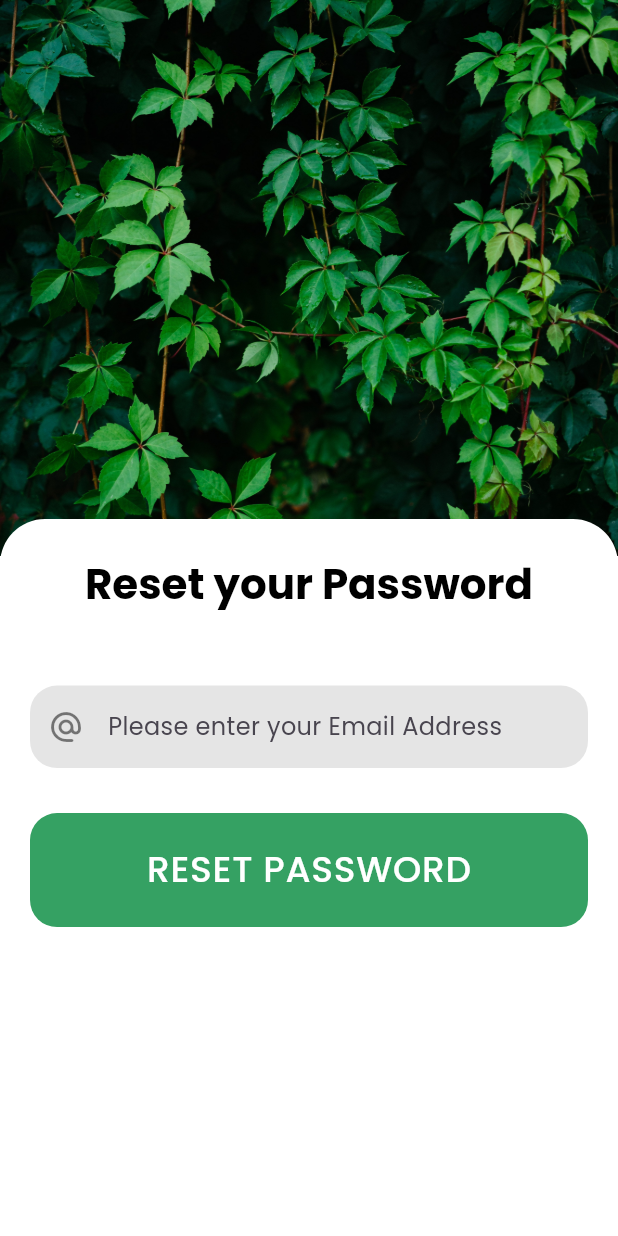
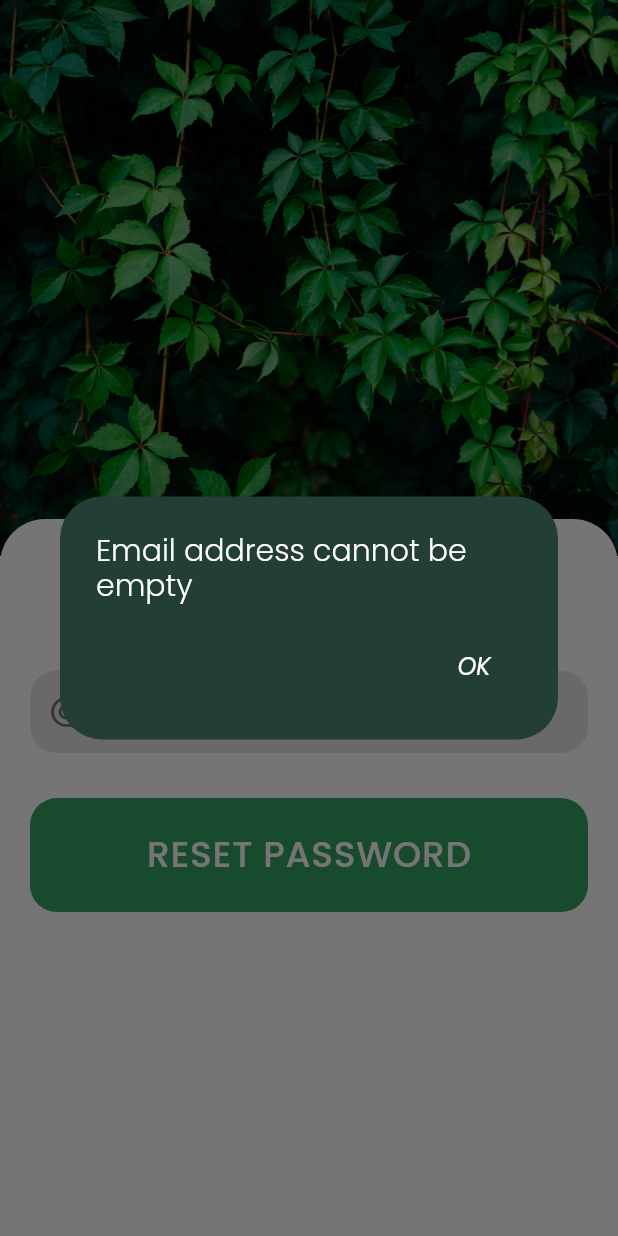
Before and after one commit to GeroStoewe/plant_friends, a Flutter app: the ForgotPasswordPage screen opened directly, after a tap on "RESET PASSWORD", on a phone screen of 412 x 824 dp. Run offline on Flutter 3.47's test engine with Material 3 defaults, Android fonts, the phone set to English and light mode, and no system bars; our stand-ins replace firebase_auth, firebase_core; accounts and stored records are empty.

Commit message:
changed:
- added display in LM and DM
- functional sign up => now you can create a new user :)
- and can reset your password :)
- login or signup handle with authpage and LoginOrSignupPage

```diff
--- a/lib/authentication/auth_page.dart
+++ b/lib/authentication/auth_page.dart
@@ -2,6 +2,8 @@ import 'package:firebase_auth/firebase_auth.dart';
 import 'package:flutter/material.dart';
 import 'package:plant_friends/authentication/login_page.dart';
 import 'package:plant_friends/test_home_page.dart';
+
+import 'LoginOrSignupPage.dart';
 
 class AuthPage extends StatelessWidget {
   const AuthPage({super.key});
@@ -15,7 +17,7 @@ class AuthPage extends StatelessWidget {
           if (snapshot.hasData) {
             return TestHomePage(); // TODO: Change with actual HomePage
           } else {
-            return LoginPage();
+            return const LoginOrSignupPage();
           }
         }
       ),
--- a/lib/authentication/forgot_password_page.dart
+++ b/lib/authentication/forgot_password_page.dart
@@ -1,17 +1,26 @@
+import 'package:firebase_auth/firebase_auth.dart';
 import 'package:flutter/material.dart';
 import 'package:plant_friends/authentication/auth_page.dart';
-import 'package:plant_friends/authentication/login_page.dart';
-import 'package:plant_friends/authentication/square_tile.dart';
-
 import '../../themes/colors.dart';
 import '../../widgets/custom_button.dart';
 import '../../widgets/custom_text_field.dart';
 
-class ForgotPasswordPage extends StatelessWidget {
-  ForgotPasswordPage({super.key});
+class ForgotPasswordPage extends StatefulWidget {
+  const ForgotPasswordPage({super.key});
 
+  @override
+  State<ForgotPasswordPage> createState() => _ForgotPasswordPageState();
+}
+
+class _ForgotPasswordPageState extends State<ForgotPasswordPage> {
   // Variables
   final usernameController = TextEditingController();
+
+  @override
+  void dispose() {
+    usernameController.dispose();
+    super.dispose();
+  }
 
   @override
   Widget build(BuildContext context) {
@@ -61,7 +70,7 @@ class ForgotPasswordPage extends StatelessWidget {
                               textAlign: TextAlign.center,
                               style: Theme.of(context).textTheme.headlineMedium
                           ),
-                          const SizedBox(height: 50),
+                          const SizedBox(height: 40),
                           CustomTextField(
                               controller: usernameController,
                               icon: Icons.alternate_email_rounded,
@@ -73,7 +82,7 @@ class ForgotPasswordPage extends StatelessWidget {
                               onTap: resetPassword,
                               text: "RESET PASSWORD"
                           ),
-                          const SizedBox(height: 250),
+                          const SizedBox(height: 260),
                           GestureDetector(
                             onTap: () {
                               Navigator.pushReplacement(
@@ -118,5 +127,63 @@ class ForgotPasswordPage extends StatelessWidget {
     );
   }
 
-  void resetPassword() {}
+  Future resetPassword() async {
+    final emailRegex = RegExp(
+      r'^[^@]+@[^@]+\.[^@]+$',
+      caseSensitive: false,
+    );
+
+    if (usernameController.text.isEmpty) {
+      showErrorMessage('Email address cannot be empty');
+      return;
+    } else if (!emailRegex.hasMatch(usernameController.text)) {
+      showErrorMessage('Invalid email address format');
+      return;
+    }
+
+    showDialog(
+        context: context,
+        barrierDismissible: false,
+        builder: (context) {
+          return Center(
+            child: CircularProgressIndicator(
+              color: Theme.of(context).primaryColor,
+            ),
+          );
+        });
+
+    try {
+      await FirebaseAuth.instance.sendPasswordResetEmail(
+          email: usernameController.text.trim());
+      Navigator.pop(context);
+      Navigator.pushReplacement(
+        context,
+        MaterialPageRoute(builder: (context) => const AuthPage()),
+      );
+    } on FirebaseAuthException catch (e) {
+      Navigator.pop(context);
+      showErrorMessage(e.code);
+    }
+  }
+
+  void showErrorMessage(String message) {
+    showDialog(
+        context: context,
+        builder: (context) {
+          return AlertDialog(
+            backgroundColor: darkGreyGreen,
+            title: Center(
+                child: Text(message,
+                    style: Theme.of(context).textTheme.displayMedium)),
+            actions: [
+              TextButton(
+                  onPressed: () {
+                    Navigator.of(context).pop();
+                  },
+                  child: Text("OK",
+                      style: Theme.of(context).textTheme.displaySmall))
+            ],
+          );
+        });
+  }
 }
--- a/lib/widgets/custom_text_field.dart
+++ b/lib/widgets/custom_text_field.dart
@@ -7,13 +7,13 @@ class CustomTextField extends StatelessWidget {
   final bool obscureText;
   final Widget? suffixIcon;
 
-  const CustomTextField({
+  CustomTextField({
     Key? key,
     required this.controller,
     required this.icon,
     required this.hintText,
     required this.obscureText,
-    this.suffixIcon
+    this.suffixIcon,
 });
 
   @override
```
Also changed, not shown: lib/authentication/LoginOrSignupPage.dart (added, +33 -0 lines), lib/authentication/login_page.dart (+41 -43 lines), lib/authentication/signup_page.dart (+103 -54 lines), lib/themes/dark_theme.dart (+12 -0 lines), lib/themes/light_theme.dart (+12 -0 lines).
